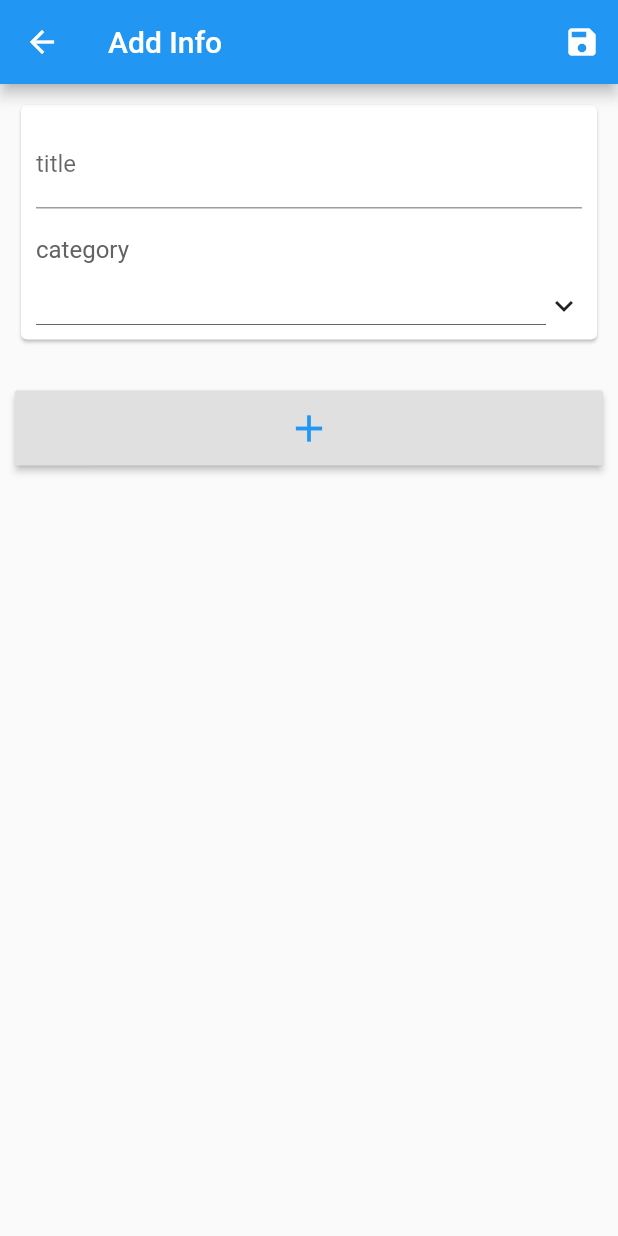
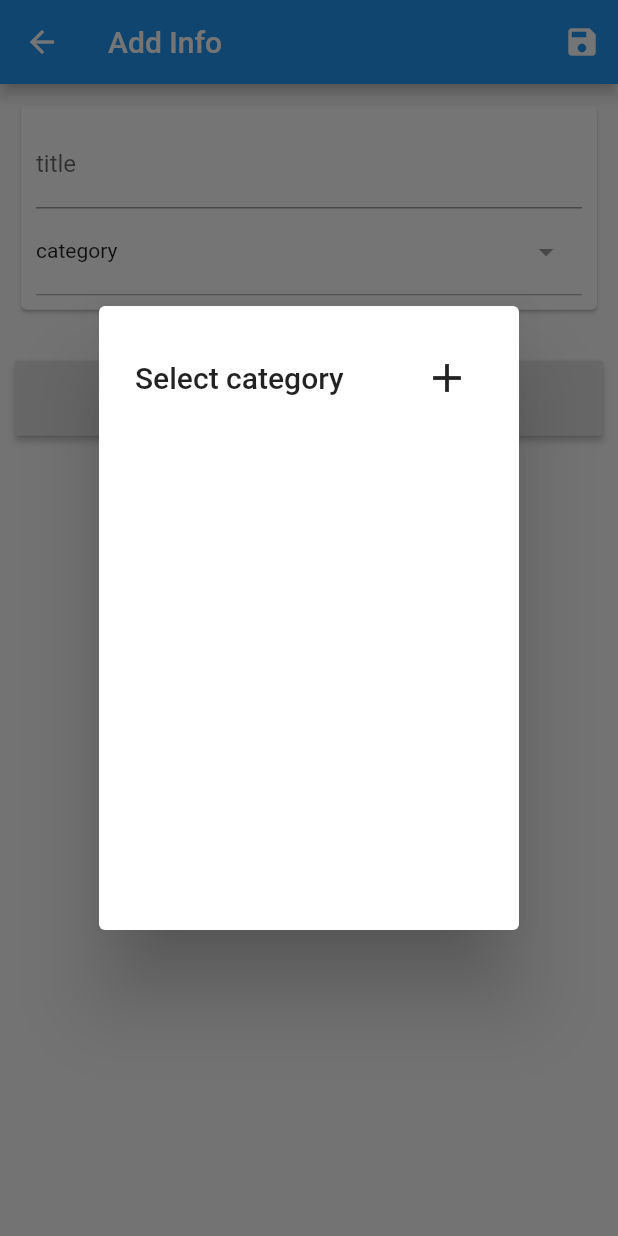
Before and after one commit to zhangtasdq/InfoManager-flutter, a Flutter app: the InfoEditView screen opened directly, after a tap on "category", on a phone screen of 412 x 824 dp. Run offline on Flutter 3.47's test engine with Material 2 defaults, Android fonts, the phone set to English and light mode, and no system bars; our stand-ins replace flutter_redux, fluttertoast, local_auth, redux, shared_preferences; missing offline and left inert: firebase_admob, flutter_string_encryption; accounts and stored records are empty.

Commit message:
调整创建分类的界面

```diff
--- /dev/null
+++ b/lib/components/category_select_list.dart
@@ -0,0 +1,75 @@
+import "package:flutter/material.dart";
+import "package:flutter_redux/flutter_redux.dart";
+
+import "../store/app_state.dart";
+import "../model/category.dart";
+
+typedef void OnPressSelectSurface(dynamic data);
+
+class CategorySelectList extends StatefulWidget {
+    String checkedItem;
+    OnPressSelectSurface onPress;
+
+    CategorySelectList({this.checkedItem, this.onPress});
+
+    _SelectListState createState() => new _SelectListState(
+        checkedItem: checkedItem,
+        onPress: onPress
+    );
+}
+
+class _SelectListState extends State<CategorySelectList> {
+    String checkedItem;
+    OnPressSelectSurface onPress;
+
+
+    _SelectListState({
+        this.checkedItem,
+        this.onPress
+    });
+
+    @override
+    Widget build(BuildContext context) {
+        return SingleChildScrollView(
+            child: new StoreConnector<AppState, List<Category>>(
+                converter: (store) => store.state.categories,
+                builder: (context,datas) {
+                    return ListBody(
+                        children: this.buildSelectItems(context, datas),
+                    );
+                },
+            ),
+        );
+    }
+
+    List<Widget> buildSelectItems(BuildContext context, List<Category> categories) {
+        List<Widget> items = [];
+
+        for (int i = 0, j = categories.length; i < j; ++i) {
+            items.add(this.buildSelectIem(context, categories[i]));
+        }
+
+        return items;
+    }
+
+    Widget buildSelectIem(BuildContext context, dynamic item) {
+        Icon icon = item.id == checkedItem ? Icon(Icons.radio_button_checked, color: Colors.blue,) :
+                                              Icon(Icons.radio_button_unchecked);
+        return ListTile(
+            key: Key(item.id),
+            title: Text(item.name),
+            trailing: icon,
+            onTap: () => this.handleClickItem(item)
+        );
+    }
+
+    void handleClickItem(dynamic item) {
+        setState(() {
+            checkedItem = item.id;
+        });
+
+        if (onPress != null) {
+            onPress(item);
+        }
+    }
+}
--- a/lib/components/select.dart
+++ /dev/null
@@ -1,191 +0,0 @@
-import "package:flutter/material.dart";
-import "package:flutter_redux/flutter_redux.dart";
-
-import "package:info_manager/store/app_state.dart";
-import "package:info_manager/model/category.dart";
-import "package:info_manager/mixins/i18n_mixin.dart";
-
-typedef void OnPressSelectSurface(String action, dynamic data);
-
-
-class Select extends StatelessWidget {
-    OnPressSelectSurface onPress;
-    List<dynamic> datas;
-    String checkedItem;
-    String label;
-
-    Select({ this.label, this.datas, this.onPress, this.checkedItem });
-
-    @override
-    Widget build(BuildContext context) {
-        return new Container(
-            padding: new EdgeInsets.only(
-                top: 18.0
-            ),
-            child: new GestureDetector(
-                onTap: () {
-                    this.handleTabSelect(context);
-                },
-                child: new Column(
-                    crossAxisAlignment: CrossAxisAlignment.start,
-                    children: <Widget>[
-                        new Container(
-                            margin: new EdgeInsets.only(
-                            ),
-                            child: new Text(
-                                this.label,
-                                style: new TextStyle(
-                                    fontSize: 16.0,
-                                    color: Color.fromRGBO(99, 99, 99, 1.0)
-                                ),
-                            ),
-                        ),
-                        new Container(
-                            padding: EdgeInsets.only(top: 15.0),
-                            child: new Row(
-                                children: <Widget>[
-                                    new Expanded(
-                                        child: new Container(
-                                            padding: EdgeInsets.only(
-                                                bottom: 4.0
-                                            ),
-                                            decoration: new BoxDecoration(
-                                                border: new Border(
-                                                    bottom: new BorderSide(
-                                                        width: 0.4,
-                                                        color: Colors.black
-                                                    )
-                                                )
-                                            ),
-                                            child: new Text(
-                                                this.getCurrentSelectedLabel(),
-                                                style: new TextStyle(
-                                                    fontSize: 18.0
-                                                ),
-
-                                            ),
-                                        ),
-                                    ),
-                                    new Icon(
-                                        Icons.keyboard_arrow_down
-                                    )
-
-                                ]
-                            )
-                        ),
-                    ],
-                )
-            ),
-        );
-    }
-
-    void handleTabSelect(BuildContext context) {
-        this.showSelectDialog(context);
-    }
-
-    void showSelectDialog(BuildContext context) {
-        showDialog(
-            context: context,
-            builder: (BuildContext context) {
-                return new _SelectDialogContent( this.datas, this.onPress, this.checkedItem);
-            }
-        );
-    }
-
-    String getCurrentSelectedLabel() {
-        if (this.checkedItem != null && this.checkedItem.isNotEmpty) {
-            dynamic item = this.findSelectDataById(this.checkedItem);
-
-            return item.name;
-        }
-        return "";
-    }
-
-    dynamic findSelectDataById(String id) {
-        for (int i = 0, j = this.datas.length; i < j; ++i) {
-            if (this.datas[i].id == id) {
-                return this.datas[i];
-            }
-        }
-        return null;
-    }
-}
-
-class _SelectDialogContent extends StatefulWidget {
-    OnPressSelectSurface onPress;
-    List<dynamic> datas;
-    String checkedItem;
-
-    _SelectDialogContent(this.datas, this.onPress, this.checkedItem);
-
-    _SelectDialogContentState createState() => new _SelectDialogContentState(datas: datas, checkedItem: checkedItem, onPress: onPress);
-}
-
-class _SelectDialogContentState extends State<_SelectDialogContent> with I18nMixin {
-    OnPressSelectSurface onPress;
-    List<dynamic> datas;
-    String checkedItem;
-
-    _SelectDialogContentState({ this.datas, this.onPress, this.checkedItem });
-
-    @override
-    Widget build(BuildContext context) {
-        return new AlertDialog(
-            title: new Container(
-                child: new Row(
-                    children: <Widget>[
-                        new Expanded(
-                            child: new Text(this.getI18nValue(context, "select_category")),
-                        ),
-                        new IconButton(
-                            icon: new Icon(Icons.add, size: 32.0,),
-                            onPressed: () => this.onPress("add", null)
-                        )
-                    ],
-                ),
-            ),
-
-            content: new Container(
-                height: 300.0,
-                child: new StoreConnector<AppState, List<Category>>(
-                    converter: (store) => store.state.categories,
-                    builder: (context, categories) {
-                        return new SingleChildScrollView(
-                            child: new ListBody(
-                                children: this.buildSelectItems(context, categories),
-                            ),
-                        );
-                    },
-                ),
-            ),
-        );
-    }
-
-    List<Widget> buildSelectItems(BuildContext context, List<Category> categories) {
-        List<Widget> items = [];
-
-        for (int i = 0, j = categories.length; i < j; ++i) {
-            items.add(this.buildSelectIem(context, categories[i]));
-        }
-
-        return items;
-    }
-
-    Widget buildSelectIem(BuildContext context, dynamic item) {
-        Icon icon = item.id == checkedItem ? new Icon(Icons.radio_button_checked, color: Colors.blue,) :
-        new Icon(Icons.radio_button_unchecked);
-        return ListTile(
-            key: new Key(item.id),
-            title: new Text(item.name),
-            trailing: icon,
-            onTap: () => this.handleClickItem(item)
-        );
-    }
-
-    void handleClickItem(dynamic item) {
-        setState(() {
-            this.checkedItem = item.id;
-        });
-        this.onPress("checked", item);
-    }
-}
--- a/lib/views/info_edit.dart
+++ b/lib/views/info_edit.dart
@@ -7,11 +7,12 @@ import "package:fluttertoast/fluttertoast.dart";
 import "package:info_manager/store/app_state.dart";
 import "package:info_manager/store/app_actions.dart";
 import "package:info_manager/util/uid.dart";
-import "package:info_manager/components/select.dart";
 import "package:info_manager/mixins/i18n_mixin.dart";
 import "package:info_manager/model/info.dart";
 import "package:info_manager/model/category.dart";
 import "package:info_manager/model/info_detail.dart";
+import "../components/category_select_list.dart";
+import "../components/add_category_dialog.dart";
 
 typedef void AddCategoryActionType(Category category);
 
@@ -31,8 +32,21 @@ class _InfoEditViewState extends State<InfoEditView> with I18nMixin {
     String _editInfoId;
     Info _currentInfo;
     GlobalKey<FormState> _formKey = new GlobalKey<FormState>();
+    TextEditingController _selectCategoryController;
 
     _InfoEditViewState(this._viewAction, [this._editInfoId]);
+
+    @override
+    void initState() {
+        super.initState();
+        this._selectCategoryController = TextEditingController();
+    }
+
+    @override
+    void dispose() {
+        this._selectCategoryController.dispose();
+        super.dispose();
+    }
 
     @override
     Widget build(BuildContext context) {
@@ -40,7 +54,6 @@ class _InfoEditViewState extends State<InfoEditView> with I18nMixin {
             this.setInitData(context);
             this._isInit = true;
         }
-
         return new Scaffold(
             appBar: this.buildHeader(context),
             body: this.buildBody(context)
@@ -126,25 +139,21 @@ class _InfoEditViewState extends State<InfoEditView> with I18nMixin {
                             },
                             initialValue: this._currentInfo.title,
                         ),
-                        new StoreConnector<AppState, List<Category>>(
-                            converter: (store) {
-                                return store.state.categories;
-                            },
-                            builder: (context, categories) {
-                                return new Select(
-                                    label: this.getI18nValue(context, "category"),
-                                    datas: categories,
-                                    onPress: (String action, dynamic data) {
-                                        if (action == "checked") {
-                                            this.handleSelectCategory(context, data);
-                                        } else if (action == "add") {
-                                            this.handleCreateCategory(context);
+                        GestureDetector(
+                            behavior: HitTestBehavior.opaque,
+                            child: TextFormField(
+                                controller: this._selectCategoryController,
+                                decoration: InputDecoration(
+                                    labelText: this.getI18nValue(context, "category"),
+                                    labelStyle: DefaultTextStyle.of(context).style,
+                                    enabled: false,
+                                    suffixIcon: Icon(
+                                        Icons.arrow_drop_down
+                                    )
+                                ),
+                            ),
+                            onTap: () => this.showCategorySelectDialog(context)
 
-                                        }
-                                    },
-                                    checkedItem: this._currentInfo.categoryId,
-                                );
-                            },
                         ),
                     ],
                 ),
@@ -265,6 +274,39 @@ class _InfoEditViewState extends State<InfoEditView> with I18nMixin {
         }
     }
 
+    void showCategorySelectDialog(BuildContext context) {
+        showDialog(
+            context: context,
+            builder: (BuildContext context) {
+                return AlertDialog(
+                    title: Container(
+                        child: Row(
+                            children: <Widget>[
+                                Expanded(
+                                    child: new Text(this.getI18nValue(context, "select_category")),
+                                ),
+                                IconButton(
+                                    icon: Icon(Icons.add, size: 32.0),
+                                    onPressed: () => this.handleCreateCategory(context),
+                                )
+                            ],
+                        ),
+                    ),
+                    content: Container(
+                        height: 300.0,
+                        child: CategorySelectList(
+                            checkedItem: this._currentInfo.categoryId,
+                            onPress: (dynamic item) {
+                                this.handleSelectCategory(context, item);
+                            },
+                        ),
+                    ),
+                );
+            }
+        );
+
+    }
+
     void handleDeleteInfoDetailItem(int index) {
         setState(() {
             this._currentInfo.removeDetailItemByIndex(index);
@@ -273,73 +315,17 @@ class _InfoEditViewState extends State<InfoEditView> with I18nMixin {
 
     void handleSelectCategory(BuildContext context, Category category) {
         setState(() {
+            this._selectCategoryController.text = category.name;
             this._currentInfo.categoryId = category.id;
         });
         Navigator.of(context).pop();
     }
 
     void handleCreateCategory(BuildContext context) {
-        GlobalKey<FormState> _formKey = new GlobalKey<FormState>();
-        String categoryName = "";
-
         showDialog(
             context: context,
             builder: (BuildContext context) {
-                return new AlertDialog(
-                    content: new Form(
-                        key: _formKey,
-                        child: new TextFormField(
-                            decoration: new InputDecoration(
-                                labelText: this.getI18nValue(context, "category_name"),
-                                hintText: this.getI18nValue(context, "please_input_category_name")
-                            ),
-                            validator: (value) {
-                                if (value.isEmpty) {
-                                    return this.getI18nValue(context, "please_input_category_name");
-                                }
-                            },
-
-                            onSaved: (value) {
-                                categoryName = value;
-                            },
-                        )
-                    ),
-                    actions: <Widget>[
-                        new RaisedButton(
-                            onPressed: () {
-                                Navigator.of(context).pop();
-                            },
-                            child: new Text(
-                                this.getI18nValue(context, "cancel")
-                            ),
-                        ),
-                        new StoreConnector<AppState, AddCategoryActionType>(
-                            converter: (store) {
-                                return (Category category) {
-                                    store.dispatch(new AddCategoryAction(category));
-                                };
-                            },
-                            builder: (context, addCategoryAction) {
-                                return new RaisedButton(
-                                    onPressed: () {
-                                        if (_formKey.currentState.validate()) {
-                                            _formKey.currentState.save();
-                                            Category item = new Category(Uid.generateUid(), categoryName);
-
-                                            addCategoryAction(item);
-                                            Navigator.of(context).pop();
-                                        }
-                                    },
-                                    child: new Text(
-                                        this.getI18nValue(context, "save")
-                                    ),
-                                );
-
-                            },
-                        ),
-                    ],
-                );
-
+                return AddCategoryDialog();
             }
         );
 
--- a/lib/views/login.dart
+++ b/lib/views/login.dart
@@ -31,7 +31,7 @@ class _LoginViewState extends State<LoginView> with I18nMixin {
     bool isEnableFingerPrintUnlock = false;
     bool isEnableDeleteFile = false;
     BannerAd bannerAd;
-    bool isEnableAd = false;
+    bool isEnableAd = true;
 
     static final MobileAdTargetingInfo targetingInfo = new MobileAdTargetingInfo(
         testDevices: <String>[APP_CONFIGURE["AD_DEVICE_ID"]]
```
Also changed, not shown: lib/components/add_category_dialog.dart (added, +77 -0 lines), lib/views/category_list.dart (+3 -58 lines).
